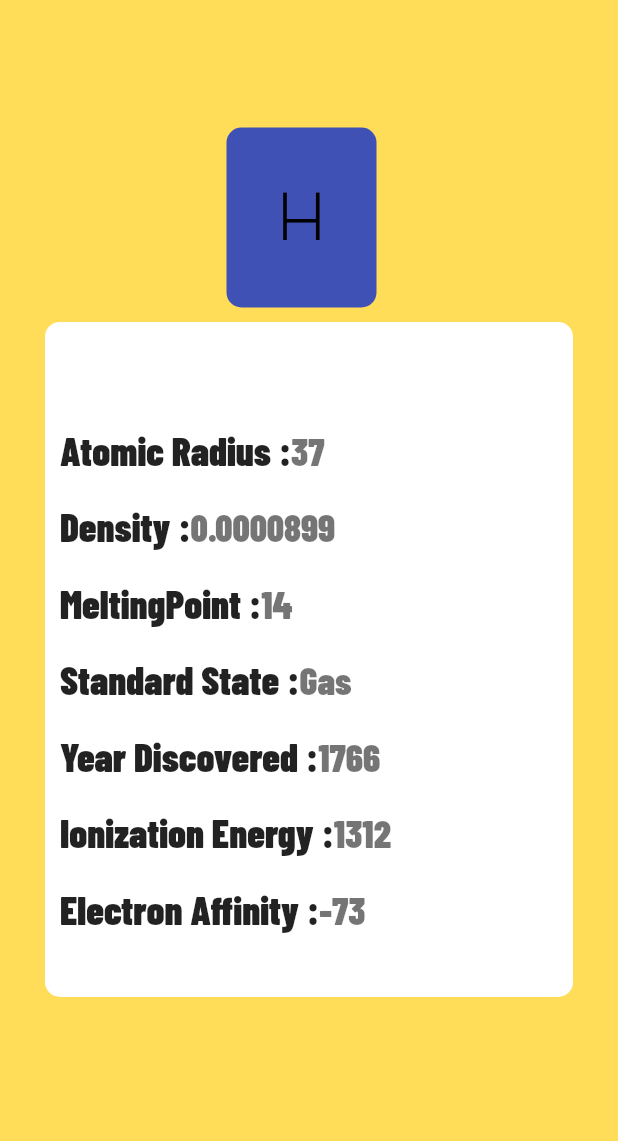
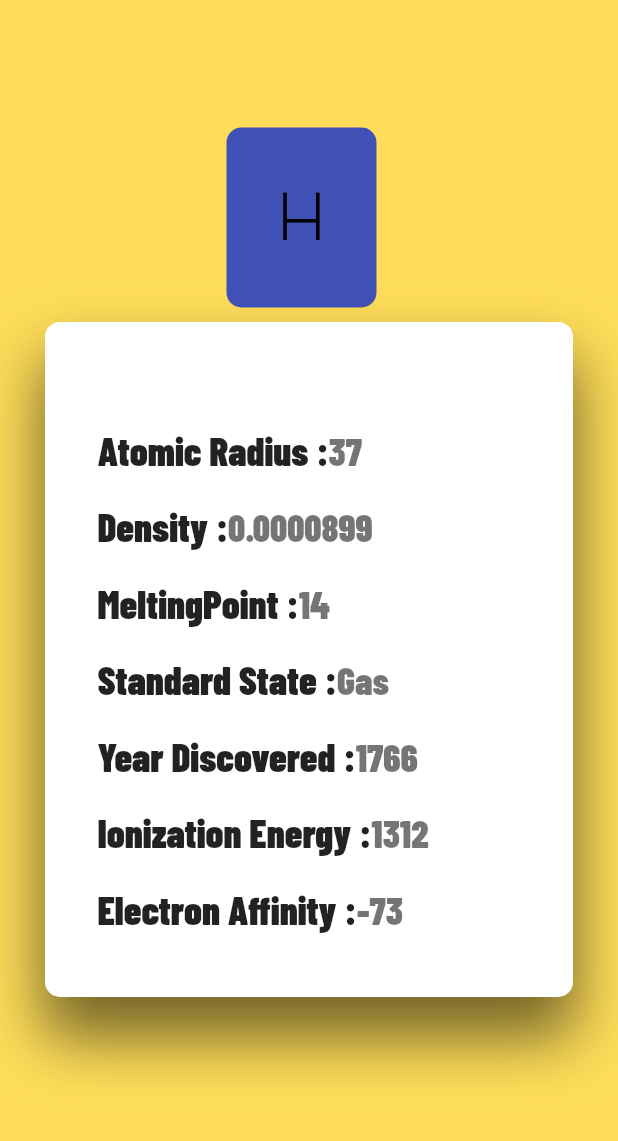
Before and after one commit to shahadatksr/periodo, a Flutter app: the screen it shows after launch, after a tap on an icon or button, on a phone screen of 412 x 824 dp, the part 78-1219 px from its top. Run offline on Flutter 3.47's test engine with Material 2 defaults, Android fonts, the phone set to English and light mode, and no system bars; our stand-ins replace page_transition.

```diff
--- a/lib/elementPage.dart
+++ b/lib/elementPage.dart
@@ -1,13 +1,14 @@
 
 import 'package:flutter/material.dart';
-import 'package:flutter/scheduler.dart';
 import 'package:periodo/constant.dart';
 class ElementPage extends StatelessWidget {
   final Map<String, dynamic> jsonVar;
-  ElementPage( this.jsonVar);
+  final index;
+  final newData;
+  ElementPage( this.jsonVar,this.index,this.newData);
   @override
   Widget build(BuildContext context) {
-    timeDilation=0.5;
+    // timeDilation=0.5;
     return MaterialApp(
       debugShowCheckedModeBanner: false,
       title: 'Material App',
@@ -30,8 +31,16 @@ class ElementPage extends StatelessWidget {
               child: Container(
                   height: 450,
                   margin: EdgeInsets.all(30),
-                  //padding: EdgeInsets.all(5),
+                  padding: EdgeInsets.only(left:25),
                   decoration: BoxDecoration(
+                    boxShadow: [
+                      BoxShadow(
+                          color: Colors.black54,
+                          offset: new Offset(0.0, 25.0),
+                          blurRadius: 35.0,
+                          spreadRadius: 2,
+                        )
+                      ],
                     borderRadius: BorderRadius.circular(10),
                     color: Colors.white,
                   ),
@@ -102,3 +111,32 @@ class ElementPage extends StatelessWidget {
         );
   }
 }
+
+
+
+//SwipeTo Netxt Page Code
+// Dismissible(
+//                 resizeDuration: null,
+//                 onDismissed: (DismissDirection direction) {
+//                     var x=direction == DismissDirection.endToStart ? 1 : -1;
+//                     var y=index;
+//                     if(x==1){
+//                        Navigator.push(context,
+//                            PageTransition(
+//                              type: PageTransitionType.rightToLeft,
+//                              child:ElementPage(newData[y++],y++,newData),
+//                            ),
+//                         );
+//                     }else{
+//                        Navigator.push(context,
+//                            PageTransition(
+//                              type: PageTransitionType.leftToRight,
+//                              child:ElementPage(newData[y--],y--,newData),
+//                            ),
+//                         );
+//                     }
+
+
+//                   },
+//                 key: new ValueKey(index),
+//                 child:
--- a/lib/main.dart
+++ b/lib/main.dart
@@ -27,7 +27,7 @@ class _HomePageState extends State<HomePage> {
       appBar: AppBar(
         title: Center(
           child: Text(
-            "Periodo",
+            "Periodo.",
             style: kAppBarTitleTextStyle,
           ),
         ),
@@ -52,7 +52,7 @@ class _HomePageState extends State<HomePage> {
                           Navigator.push(context,
                            PageTransition(
                              type: PageTransitionType.leftToRight,
-                             child:ElementPage(newData[index]),
+                             child:ElementPage(newData[index],index,newData),
                            ),
                            );
                         },
--- a/lib/widgets/ElementCard.dart
+++ b/lib/widgets/ElementCard.dart
@@ -1,5 +1,4 @@
 import 'package:flutter/material.dart';
-import 'package:flutter/scheduler.dart';
 import 'package:periodo/constant.dart';
 
 class ElementCard extends StatelessWidget {
@@ -12,7 +11,7 @@ class ElementCard extends StatelessWidget {
 
   @override
   Widget build(BuildContext context) {
-    timeDilation=0.5;
+    // timeDilation=0.5;
     return Container(
       height: 120,
       margin: EdgeInsets.symmetric(vertical: 10),
@@ -20,11 +19,11 @@ class ElementCard extends StatelessWidget {
         color: Colors.white,
         borderRadius: BorderRadius.circular(10),
         boxShadow: [
-            new BoxShadow(
+           BoxShadow(
               color: Colors.black54,
-              offset: new Offset(0.0, 5.0),
-              blurRadius: 35.0,
-              spreadRadius: 2,
+              offset: new Offset(0.0, 15.0),
+              blurRadius: 25.0,
+              spreadRadius: -2,
             )
           ],
       ),
```
